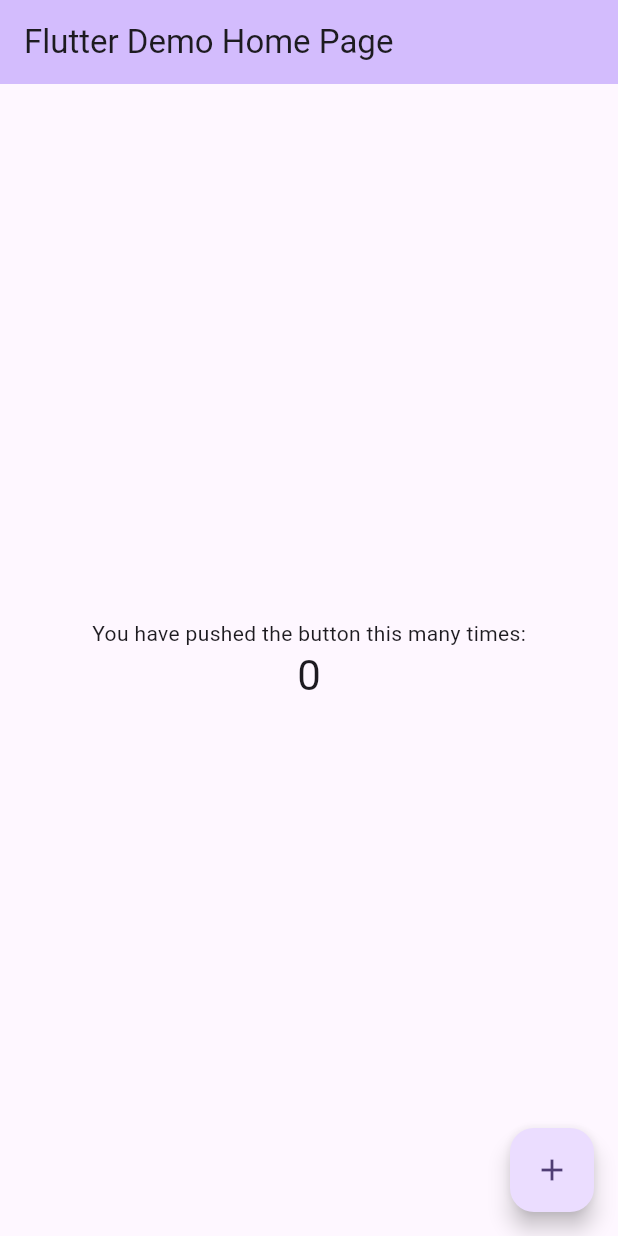
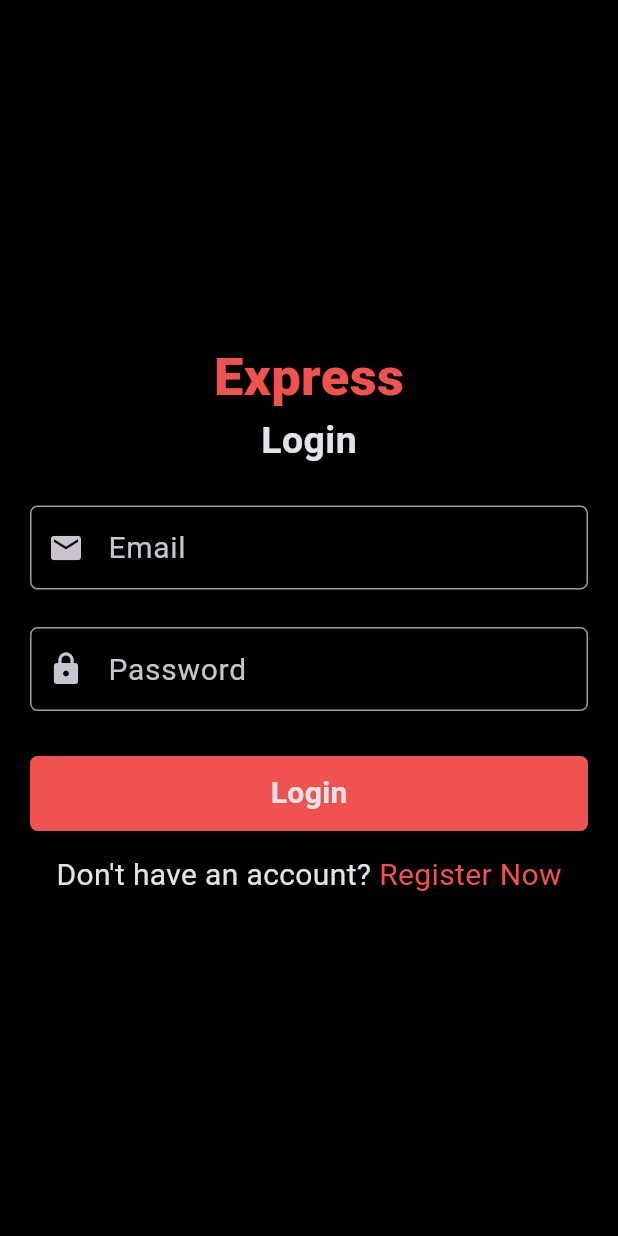
Before and after one commit to EDWINWASARI/Express, a Flutter app: the screen it shows after launch, on a phone screen of 412 x 824 dp. Run offline on Flutter 3.47's test engine with Material 3 defaults, Android fonts, the phone set to English and light mode, and no system bars; our stand-ins replace cloud_firestore, firebase_auth, firebase_core, firebase_storage, get, image_picker; accounts and stored records are empty; network calls fail.

Commit message:
project files

```diff
--- /dev/null
+++ b/lib/constants.dart
@@ -0,0 +1,19 @@
+import 'package:cloud_firestore/cloud_firestore.dart';
+import 'package:firebase_auth/firebase_auth.dart';
+import 'package:firebase_storage/firebase_storage.dart';
+import 'package:flutter/material.dart';
+import 'package:myapp/constrollers/auth_controller.dart';
+
+
+// COLORS
+const backgroundColor = Colors.black;
+var buttonColor = Colors.red[400];
+const borderColor = Colors.grey;
+
+// FIREBASE
+var firebaseAuth = FirebaseAuth.instance;
+var firebaseStorage = FirebaseStorage.instance;
+var firestore = FirebaseFirestore.instance;
+
+// CONTROLLER
+var authController = AuthController.instance;
--- a/lib/main.dart
+++ b/lib/main.dart
@@ -1,122 +1,31 @@
+import 'package:firebase_core/firebase_core.dart';
 import 'package:flutter/material.dart';
+import 'package:get/get.dart';
+import 'package:myapp/constants.dart';
+import 'package:myapp/constrollers/auth_controller.dart';
+import 'package:myapp/views/screens/auth/signup_screen.dart';
+import 'package:myapp/views/screens/auth/login_screen.dart';
 
-void main() {
+void main() async {
+  WidgetsFlutterBinding.ensureInitialized();
+  await Firebase.initializeApp().then((value) {
+    Get.put(AuthController());
+  });
   runApp(const MyApp());
 }
 
 class MyApp extends StatelessWidget {
   const MyApp({super.key});
 
-  // This widget is the root of your application.
   @override
   Widget build(BuildContext context) {
-    return MaterialApp(
-      title: 'Flutter Demo',
-      theme: ThemeData(
-        // This is the theme of your application.
-        //
-        // TRY THIS: Try running your application with "flutter run". You'll see
-        // the application has a purple toolbar. Then, without quitting the app,
-        // try changing the seedColor in the colorScheme below to Colors.green
-        // and then invoke "hot reload" (save your changes or press the "hot
-        // reload" button in a Flutter-supported IDE, or press "r" if you used
-        // the command line to start the app).
-        //
-        // Notice that the counter didn't reset back to zero; the application
-        // state is not lost during the reload. To reset the state, use hot
-        // restart instead.
-        //
-        // This works for code too, not just values: Most code changes can be
-        // tested with just a hot reload.
-        colorScheme: ColorScheme.fromSeed(seedColor: Colors.deepPurple),
+    return GetMaterialApp(
+      debugShowCheckedModeBanner: false,
+      title: 'Express',
+      theme: ThemeData.dark().copyWith(
+        scaffoldBackgroundColor: backgroundColor,
       ),
-      home: const MyHomePage(title: 'Flutter Demo Home Page'),
+      home: SignUpScreen(),
     );
   }
 }
-
-class MyHomePage extends StatefulWidget {
-  const MyHomePage({super.key, required this.title});
-
-  // This widget is the home page of your application. It is stateful, meaning
-  // that it has a State object (defined below) that contains fields that affect
-  // how it looks.
-
-  // This class is the configuration for the state. It holds the values (in this
-  // case the title) provided by the parent (in this case the App widget) and
-  // used by the build method of the State. Fields in a Widget subclass are
-  // always marked "final".
-
-  final String title;
-
-  @override
-  State<MyHomePage> createState() => _MyHomePageState();
-}
-
-class _MyHomePageState extends State<MyHomePage> {
-  int _counter = 0;
-
-  void _incrementCounter() {
-    setState(() {
-      // This call to setState tells the Flutter framework that something has
-      // changed in this State, which causes it to rerun the build method below
-      // so that the display can reflect the updated values. If we changed
-      // _counter without calling setState(), then the build method would not be
-      // called again, and so nothing would appear to happen.
-      _counter++;
-    });
-  }
-
-  @override
-  Widget build(BuildContext context) {
-    // This method is rerun every time setState is called, for instance as done
-    // by the _incrementCounter method above.
-    //
-    // The Flutter framework has been optimized to make rerunning build methods
-    // fast, so that you can just rebuild anything that needs updating rather
-    // than having to individually change instances of widgets.
-    return Scaffold(
-      appBar: AppBar(
-        // TRY THIS: Try changing the color here to a specific color (to
-        // Colors.amber, perhaps?) and trigger a hot reload to see the AppBar
-        // change color while the other colors stay the same.
-        backgroundColor: Theme.of(context).colorScheme.inversePrimary,
-        // Here we take the value from the MyHomePage object that was created by
-        // the App.build method, and use it to set our appbar title.
-        title: Text(widget.title),
-      ),
-      body: Center(
-        // Center is a layout widget. It takes a single child and positions it
-        // in the middle of the parent.
-        child: Column(
-          // Column is also a layout widget. It takes a list of children and
-          // arranges them vertically. By default, it sizes itself to fit its
-          // children horizontally, and tries to be as tall as its parent.
-          //
-          // Column has various properties to control how it sizes itself and
-          // how it positions its children. Here we use mainAxisAlignment to
-          // center the children vertically; the main axis here is the vertical
-          // axis because Columns are vertical (the cross axis would be
-          // horizontal).
-          //
-          // TRY THIS: Invoke "debug painting" (choose the "Toggle Debug Paint"
-          // action in the IDE, or press "p" in the console), to see the
-          // wireframe for each widget.
-          mainAxisAlignment: MainAxisAlignment.center,
-          children: <Widget>[
-            const Text('You have pushed the button this many times:'),
-            Text(
-              '$_counter',
-              style: Theme.of(context).textTheme.headlineMedium,
-            ),
-          ],
-        ),
-      ),
-      floatingActionButton: FloatingActionButton(
-        onPressed: _incrementCounter,
-        tooltip: 'Increment',
-        child: const Icon(Icons.add),
-      ), // This trailing comma makes auto-formatting nicer for build methods.
-    );
-  }
-}
--- /dev/null
+++ b/lib/views/screens/auth/login_screen.dart
@@ -0,0 +1,99 @@
+import 'package:flutter/material.dart';
+import 'package:myapp/constants.dart';
+import 'package:myapp/views/screens/auth/signup_screen.dart';
+import 'package:myapp/views/widgets/text_input_field.dart';
+
+class LoginScreen extends StatelessWidget {
+  LoginScreen({super.key});
+
+  final TextEditingController _emailController = TextEditingController();
+  final TextEditingController _passwordController = TextEditingController();
+
+  @override
+  Widget build(BuildContext context) {
+    return Scaffold(
+      body: Container(
+        alignment: Alignment.center,
+        child: Column(
+          mainAxisAlignment: MainAxisAlignment.center,
+          children: [
+            Text(
+              'Express',
+              style: TextStyle(
+                fontSize: 35,
+                color: buttonColor,
+                fontWeight: FontWeight.w900,
+              ),
+            ),
+            const Text(
+              'Login',
+              style: TextStyle(fontSize: 25, fontWeight: FontWeight.w700),
+            ),
+            const SizedBox(height: 25),
+            Container(
+              width: MediaQuery.of(context).size.width,
+              margin: const EdgeInsets.symmetric(horizontal: 20),
+              child: TextInputField(
+                controller: _emailController,
+                labelText: 'Email',
+                isObscure: false,
+                icon: Icons.email,
+              ),
+            ),
+            const SizedBox(height: 25),
+            Container(
+              width: MediaQuery.of(context).size.width,
+              margin: const EdgeInsets.symmetric(horizontal: 20),
+              child: TextInputField(
+                controller: _passwordController,
+                labelText: 'Password',
+                isObscure: true,
+                icon: Icons.lock,
+              ),
+            ),
+            const SizedBox(height: 30),
+            Container(
+              width: MediaQuery.of(context).size.width - 40,
+              height: 50,
+              decoration: BoxDecoration(
+                color: buttonColor,
+                borderRadius: const BorderRadius.all(Radius.circular(5)),
+              ),
+              child: InkWell(
+                onTap: () => authController.loginUser(
+                  _emailController.text,
+                  _passwordController.text,
+                ),
+                child: const Center(
+                  child: Text(
+                    'Login',
+                    style: TextStyle(fontSize: 20, fontWeight: FontWeight.w700),
+                  ),
+                ),
+              ),
+            ),
+            SizedBox(height: 15),
+            Row(
+              mainAxisAlignment: MainAxisAlignment.center,
+              children: [
+                const Text(
+                  'Don\'t have an account?',
+                  style: TextStyle(fontSize: 20),
+                ),
+                InkWell(
+                  onTap: () => Navigator.of(context).push(
+                    MaterialPageRoute(builder: (context) => SignUpScreen()),
+                  ),
+                  child: Text(
+                    ' Register Now',
+                    style: TextStyle(fontSize: 20, color: buttonColor),
+                  ),
+                ),
+              ],
+            ),
+          ],
+        ),
+      ),
+    );
+  }
+}
--- /dev/null
+++ b/lib/views/widgets/text_input_field.dart
@@ -0,0 +1,43 @@
+
+import 'package:flutter/material.dart';
+import 'package:myapp/constants.dart';
+
+class TextInputField extends StatelessWidget {
+  final TextEditingController controller;
+  final String labelText;
+  final bool isObscure;
+  final IconData icon;
+
+  const TextInputField({super.key,
+  required this.controller,
+  required this.labelText,
+  this.isObscure = false,
+  required this.icon,
+  });
+
+  @override
+  Widget build(BuildContext context) {
+    return TextField(
+      controller: controller,
+      decoration: InputDecoration(
+        labelText: labelText,
+        prefixIcon: Icon(icon),
+        labelStyle: const TextStyle(fontSize: 20,),
+// Suggested code may be subject to a license. Learn more: ~LicenseLog:3183267792.
+        enabledBorder: OutlineInputBorder(
+          borderRadius: BorderRadius.circular(5),
+          borderSide: const BorderSide(
+            color: borderColor,
+          ),
+        ),
+        focusedBorder: OutlineInputBorder(
+          borderRadius: BorderRadius.circular(5),
+          borderSide: const BorderSide(
+            color: borderColor,
+          ),
+        ),
+      ),
+      obscureText: isObscure,
+    );
+  }
+}
```
Also changed, not shown: lib/constrollers/auth_controller.dart (added, +117 -0 lines), lib/models/user_model.dart (added, +33 -0 lines), lib/views/screens/auth/signup_screen.dart (added, +136 -0 lines), lib/views/screens/home_screen.dart (added, +34 -0 lines), lib/views/widgets/custom_icon.dart (added, +44 -0 lines), lib/firebase_options.dart (added).
